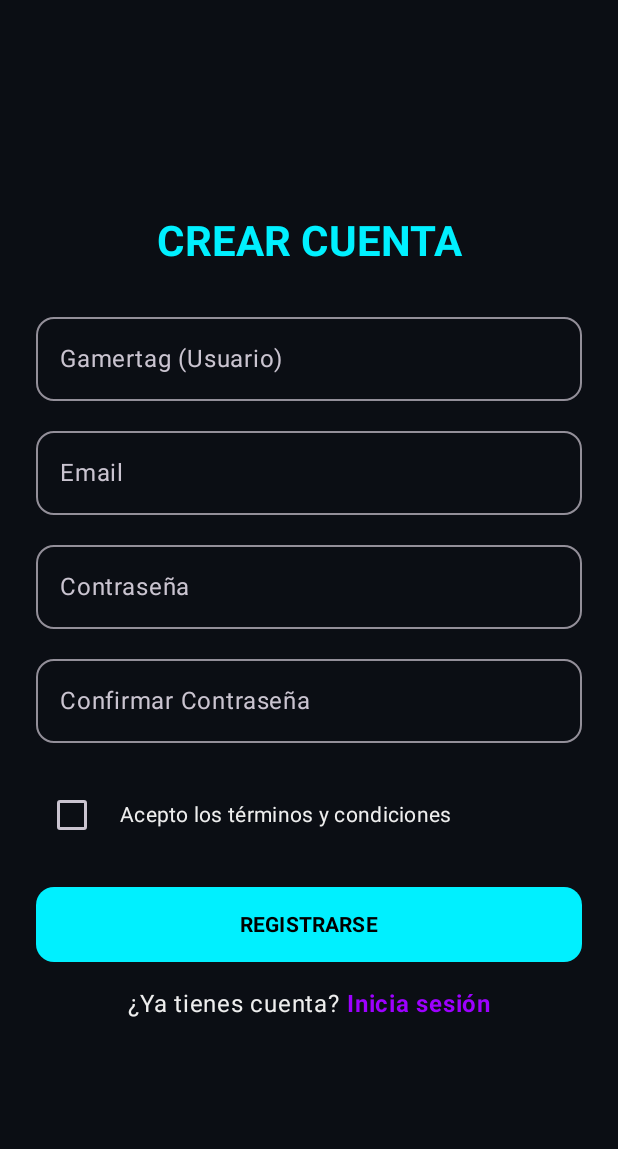
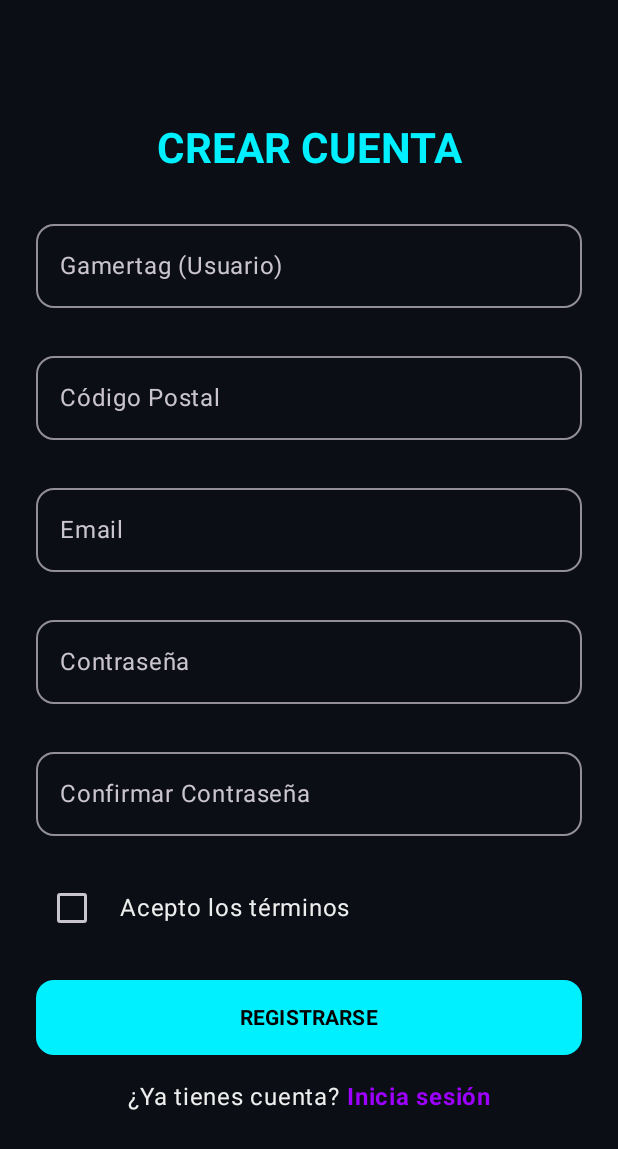
Before and after one commit to ERAM4/kolin, an Android app built with Jetpack Compose: the RegistroScreen screen opened through its navigation route, on a phone screen of 412 x 824 dp. Shown: the top 1149 px of the screen. Run offline under Robolectric (Android 15) with nearby library versions, the phone set to English and light mode, and no system bars; our stand-ins replace Room's generated code.

```diff
--- a/app/src/main/java/com/example/teacherstore/model/UsuarioUiState.kt
+++ b/app/src/main/java/com/example/teacherstore/model/UsuarioUiState.kt
@@ -14,9 +14,7 @@ data class UsuarioUiState(
     val correo: String = "",
     val contrasena: String = "",
     val repetirContrasena: String = "",
-
-    // Eliminados: direccion y pais (Tu backend no los tiene)
-
+    val codigopostal:String="",
     val aceptaTerminos: Boolean = false,
     val errores: UsuarioErrores = UsuarioErrores()
 )
@@ -26,7 +24,8 @@ data class UsuarioErrores(
     val username: String? = null,
     val correo: String? = null,
     val contrasena: String? = null,
-    val repetirContrasena: String? = null
+    val repetirContrasena: String? = null,
+    val codigopostal: String?=null
 
-    // Eliminados: direccion y pais
+
 )
--- a/app/src/main/java/com/example/teacherstore/model/database/AuthModels.kt
+++ b/app/src/main/java/com/example/teacherstore/model/database/AuthModels.kt
@@ -24,5 +24,7 @@ data class Usuario(
 
     // Coincide con 'private String rol'.
     // Le pongo valor por defecto "USUARIO" para que no crashee si no lo envías desde la UI.
-    val rol: String = "USER"
+    val rol: String = "USER",
+
+    val codigopostal:String,
 )
--- a/app/src/main/java/com/example/teacherstore/model/database/ProductDao.kt
+++ b/app/src/main/java/com/example/teacherstore/model/database/ProductDao.kt
@@ -24,4 +24,9 @@ interface ProductDao {
     @Query("DELETE FROM product WHERE id = :id")
     suspend fun deleteProduct(id:Int)
 
+
+    @Query("DELETE FROM product")
+    suspend fun deleteAllProducts()
+
+
 }
--- a/app/src/main/java/com/example/teacherstore/model/database/User.kt
+++ b/app/src/main/java/com/example/teacherstore/model/database/User.kt
@@ -16,5 +16,6 @@ data class User(
     val username: String,
     val correo: String,
     val password: String,
-    val rol: String = "USER"
+    val rol: String = "USER",
+    val codigopostal:String
 )
--- a/app/src/main/java/com/example/teacherstore/model/database/repository/ProductRepository.kt
+++ b/app/src/main/java/com/example/teacherstore/model/database/repository/ProductRepository.kt
@@ -13,6 +13,9 @@ class ProductRepository(private val productDao: ProductDao){
         productDao.insertProduct(product)
     }
 
+    suspend fun deleteAll() {
+        productDao.deleteAllProducts()
+    }
     suspend fun deleteProductPerId(id: Int){
         productDao.deleteProduct(id)
     }
--- a/app/src/main/java/com/example/teacherstore/navigation/AppRoute.kt
+++ b/app/src/main/java/com/example/teacherstore/navigation/AppRoute.kt
@@ -5,7 +5,6 @@ sealed class AppRoute(val route:String) {
 
     // CAMBIO AQUÍ: De 'Register' a 'Registro' para que coincida con LoginScreen y tu archivo .kt
     data object Registro: AppRoute("register")
-
     data object Profile: AppRoute("profile")
     data object Settings: AppRoute("settings")
     data object Help: AppRoute("help")
--- a/app/src/main/java/com/example/teacherstore/services/ApiService.kt
+++ b/app/src/main/java/com/example/teacherstore/services/ApiService.kt
@@ -3,7 +3,7 @@ package com.example.teacherstore.services
 import retrofit2.Response
 import retrofit2.http.Body
 import retrofit2.http.POST
-// IMPORTANTE: Asegúrate de importar la clase User correcta
+
 import com.example.teacherstore.model.database.User
 import com.example.teacherstore.model.database.LoginRequest
 import com.example.teacherstore.model.database.LoginResponse
@@ -13,7 +13,7 @@ interface ApiService {
     @POST("auth/login")
     suspend fun login(@Body request: LoginRequest): Response<LoginResponse>
 
-    // CAMBIO: Aquí dice 'user: User' en vez de 'usuario: Usuario'
+
     @POST("api/usuarios")
     suspend fun registrar(@Body user: User): Response<User>
 }
--- a/app/src/main/java/com/example/teacherstore/services/RetrofitClient.kt
+++ b/app/src/main/java/com/example/teacherstore/services/RetrofitClient.kt
@@ -5,7 +5,7 @@ import retrofit2.Retrofit
 import retrofit2.converter.gson.GsonConverterFactory
 
 object RetrofitClient {
-    private const val BASE_URL = "http://192.168.1.9:9090/"// Cambia esto según corresponda
+    private const val BASE_URL = "http://192.168.1.5:9090/"// Cambia esto según corresponda
 
     val api: ApiService by lazy {
         Retrofit.Builder()
--- a/app/src/main/java/com/example/teacherstore/ui/screens/ProfileScreen.kt
+++ b/app/src/main/java/com/example/teacherstore/ui/screens/ProfileScreen.kt
@@ -67,7 +67,6 @@ fun ProfileScreen(
     // --- LÓGICA DE LA CÁMARA (Sin cambios, solo funciona) ---
     var currentPhotoUri by remember { mutableStateOf<Uri?>(null) }
     var tempImageUri by remember { mutableStateOf<Uri?>(null) }
-
     fun createImageFile(): File? {
         return try {
             val timeStamp = SimpleDateFormat("yyyyMMdd_HHmmss", Locale.getDefault()).format(Date())
@@ -78,14 +77,12 @@ fun ProfileScreen(
             null
         }
     }
-
     val takePictureLauncher = rememberLauncherForActivityResult(
         contract = ActivityResultContracts.TakePicture(),
         onResult = { success ->
             if (success) currentPhotoUri = tempImageUri
         }
     )
-
     val requestPermissionLauncher = rememberLauncherForActivityResult(
         contract = ActivityResultContracts.RequestMultiplePermissions(),
         onResult = { permissions ->
--- a/app/src/main/java/com/example/teacherstore/ui/screens/RegistroScreen.kt
+++ b/app/src/main/java/com/example/teacherstore/ui/screens/RegistroScreen.kt
@@ -6,200 +6,185 @@ import androidx.compose.foundation.layout.*
 import androidx.compose.foundation.rememberScrollState
 import androidx.compose.foundation.shape.RoundedCornerShape
 import androidx.compose.foundation.verticalScroll
+import androidx.compose.foundation.text.KeyboardOptions
+import androidx.compose.material.icons.Icons
+import androidx.compose.material.icons.filled.Error
 import androidx.compose.material3.*
 import androidx.compose.runtime.*
 import androidx.compose.ui.Alignment
 import androidx.compose.ui.Modifier
 import androidx.compose.ui.platform.LocalContext
 import androidx.compose.ui.text.font.FontWeight
+import androidx.compose.ui.text.input.KeyboardType
 import androidx.compose.ui.text.input.PasswordVisualTransformation
 import androidx.compose.ui.unit.dp
 import androidx.lifecycle.viewmodel.compose.viewModel
 import androidx.navigation.NavController
-
-
 import com.example.teacherstore.model.database.AuthViewModel
 import com.example.teacherstore.navigation.AppRoute
 
+// 1. PANTALLA INTELIGENTE
 @Composable
 fun RegistroScreen(
     navController: NavController,
     authViewModel: AuthViewModel = viewModel()
 ) {
-    // ESTADOS DEL FORMULARIO
+    val isLoading by authViewModel.isLoading.collectAsState()
+    val mensajeError by authViewModel.mensajeError.collectAsState()
+    val registroExitoso by authViewModel.registroExitoso.collectAsState()
+    val context = LocalContext.current
+
+    LaunchedEffect(registroExitoso) {
+        if (registroExitoso) {
+            Toast.makeText(context, "¡Cuenta creada! Inicia sesión.", Toast.LENGTH_LONG).show()
+            navController.navigate(AppRoute.Login.route) { popUpTo(AppRoute.Login.route) { inclusive = true } }
+            authViewModel.limpiarEstados()
+        }
+    }
+
+    LaunchedEffect(mensajeError) {
+        if (mensajeError != null) Toast.makeText(context, mensajeError, Toast.LENGTH_SHORT).show()
+    }
+
+    RegistroContent(
+        isLoading = isLoading,
+        onNavigateLogin = { navController.navigate(AppRoute.Login.route) },
+        onRegistrar = { nombre, cp, correo, pass ->
+            authViewModel.registrar(nombre, cp, correo, pass)
+        }
+    )
+}
+
+// 2. UI PURA
+@Composable
+fun RegistroContent(
+    isLoading: Boolean,
+    onNavigateLogin: () -> Unit,
+    onRegistrar: (String, String, String, String) -> Unit
+) {
     var nombreUsuario by remember { mutableStateOf("") }
+    var codigoPostal by remember { mutableStateOf("") }
     var correo by remember { mutableStateOf("") }
     var password by remember { mutableStateOf("") }
     var repetirPassword by remember { mutableStateOf("") }
     var aceptaTerminos by remember { mutableStateOf(false) }
+
+    var nombreError by remember { mutableStateOf(false) }
+    var cpError by remember { mutableStateOf(false) }
+    var correoError by remember { mutableStateOf(false) }
+    var passwordError by remember { mutableStateOf(false) }
+    var repetirPasswordError by remember { mutableStateOf(false) }
+    var terminosError by remember { mutableStateOf(false) }
+
     val scrollState = rememberScrollState()
-
-    // ESTADOS DEL VIEWMODEL
-    val isLoading by authViewModel.isLoading.collectAsState()
-    val mensajeError by authViewModel.mensajeError.collectAsState()
     val context = LocalContext.current
 
-    // EFECTO: Si el registro es exitoso
-    LaunchedEffect(mensajeError) {
-        if (mensajeError?.contains("exitoso", ignoreCase = true) == true) {
-            Toast.makeText(context, "Cuenta creada con éxito. ¡A jugar!", Toast.LENGTH_SHORT).show()
-            navController.navigate(AppRoute.Login.route)
-        }
-    }
-
-    Scaffold(
-        containerColor = MaterialTheme.colorScheme.background
-    ) { paddingValues ->
+    Scaffold(containerColor = MaterialTheme.colorScheme.background) { paddingValues ->
         Column(
-            Modifier
-                .fillMaxSize()
-                .padding(paddingValues)
-                .padding(24.dp)
-                    .verticalScroll(scrollState),
-
-            verticalArrangement = Arrangement.Center,
-            horizontalAlignment = Alignment.CenterHorizontally,
+            Modifier.fillMaxSize().padding(paddingValues).padding(24.dp).verticalScroll(scrollState),
+            verticalArrangement = Arrangement.Center, horizontalAlignment = Alignment.CenterHorizontally,
         ) {
-
-            Text(
-                text = "CREAR CUENTA",
-                style = MaterialTheme.typography.headlineMedium,
-                fontWeight = FontWeight.Bold,
-                color = MaterialTheme.colorScheme.primary
-            )
-
+            Text("CREAR CUENTA", style = MaterialTheme.typography.headlineMedium, fontWeight = FontWeight.Bold, color = MaterialTheme.colorScheme.primary)
             Spacer(modifier = Modifier.height(24.dp))
 
-            // Mensaje de error
-            if (mensajeError != null && !mensajeError!!.contains("exitoso", ignoreCase = true)) {
+            // Campos
+            OutlinedTextField(
+                value = nombreUsuario, onValueChange = { nombreUsuario = it; nombreError = false },
+                label = { Text("Gamertag (Usuario)") }, singleLine = true, modifier = Modifier.fillMaxWidth(),
+                shape = RoundedCornerShape(12.dp), isError = nombreError,
+                supportingText = { if (nombreError) Text("Obligatorio", color = MaterialTheme.colorScheme.error) },
+                trailingIcon = { if (nombreError) Icon(Icons.Default.Error, null, tint = MaterialTheme.colorScheme.error) }
+            )
+            Spacer(modifier = Modifier.height(8.dp))
+
+            OutlinedTextField(
+                value = codigoPostal, onValueChange = { codigoPostal = it; cpError = false },
+                label = { Text("Código Postal") }, singleLine = true, keyboardOptions = KeyboardOptions(keyboardType = KeyboardType.Number),
+                modifier = Modifier.fillMaxWidth(), shape = RoundedCornerShape(12.dp), isError = cpError,
+                supportingText = { if (cpError) Text("Obligatorio", color = MaterialTheme.colorScheme.error) },
+                trailingIcon = { if (cpError) Icon(Icons.Default.Error, null, tint = MaterialTheme.colorScheme.error) }
+            )
+            Spacer(modifier = Modifier.height(8.dp))
+
+            OutlinedTextField(
+                value = correo, onValueChange = { correo = it; correoError = false },
+                label = { Text("Email") }, singleLine = true, modifier = Modifier.fillMaxWidth(),
+                shape = RoundedCornerShape(12.dp), isError = correoError,
+                supportingText = { if (correoError) Text("Correo inválido", color = MaterialTheme.colorScheme.error) },
+                trailingIcon = { if (correoError) Icon(Icons.Default.Error, null, tint = MaterialTheme.colorScheme.error) }
+            )
+            Spacer(modifier = Modifier.height(8.dp))
+
+            OutlinedTextField(
+                value = password, onValueChange = { password = it; passwordError = false },
+                label = { Text("Contraseña") }, visualTransformation = PasswordVisualTransformation(),
+                modifier = Modifier.fillMaxWidth(), shape = RoundedCornerShape(12.dp), isError = passwordError,
+                supportingText = { if (passwordError) Text("Obligatoria", color = MaterialTheme.colorScheme.error) },
+                trailingIcon = { if (passwordError) Icon(Icons.Default.Error, null, tint = MaterialTheme.colorScheme.error) }
+            )
+            Spacer(modifier = Modifier.height(8.dp))
+
+            OutlinedTextField(
+                value = repetirPassword, onValueChange = { repetirPassword = it; repetirPasswordError = false },
+                label = { Text("Confirmar Contraseña") }, visualTransformation = PasswordVisualTransformation(),
+                modifier = Modifier.fillMaxWidth(), shape = RoundedCornerShape(12.dp), isError = repetirPasswordError,
+                supportingText = { if (repetirPasswordError) Text("No coinciden", color = MaterialTheme.colorScheme.error) }
+            )
+            Spacer(modifier = Modifier.height(8.dp))
+
+            // Checkbox CON MEJORA DE CLICK
+            Row(verticalAlignment = Alignment.CenterVertically, modifier = Modifier.fillMaxWidth()) {
+                Checkbox(
+                    checked = aceptaTerminos,
+                    onCheckedChange = { aceptaTerminos = it; terminosError = false },
+                    colors = CheckboxDefaults.colors(checkedColor = if (terminosError) MaterialTheme.colorScheme.error else MaterialTheme.colorScheme.primary)
+                )
+                Spacer(Modifier.width(8.dp))
+
+                // --- AQUÍ ESTÁ EL ARREGLO ---
+                // Hacemos que el texto sea clickeable
                 Text(
-                    text = mensajeError!!,
-                    color = MaterialTheme.colorScheme.error,
-                    modifier = Modifier.padding(bottom = 8.dp)
+                    text = "Acepto los términos",
+                    color = if (terminosError) MaterialTheme.colorScheme.error else MaterialTheme.colorScheme.onBackground,
+                    modifier = Modifier.clickable {
+                        aceptaTerminos = !aceptaTerminos
+                        terminosError = false
+                    }
                 )
             }
-
-            // 1. USERNAME
-            OutlinedTextField(
-                value = nombreUsuario,
-                onValueChange = { nombreUsuario = it },
-                label = { Text("Gamertag (Usuario)") },
-                singleLine = true,
-                modifier = Modifier.fillMaxWidth(),
-                shape = RoundedCornerShape(12.dp)
-            )
-
-            Spacer(modifier = Modifier.height(12.dp))
-
-            // 2. CORREO
-            OutlinedTextField(
-                value = correo,
-                onValueChange = { correo = it },
-                label = { Text("Email") },
-                singleLine = true,
-                modifier = Modifier.fillMaxWidth(),
-                shape = RoundedCornerShape(12.dp)
-            )
-
-            Spacer(modifier = Modifier.height(12.dp))
-
-            // 3. PASSWORD
-            OutlinedTextField(
-                value = password,
-                onValueChange = { password = it },
-                label = { Text("Contraseña") },
-                visualTransformation = PasswordVisualTransformation(),
-                modifier = Modifier.fillMaxWidth(),
-                shape = RoundedCornerShape(12.dp)
-            )
-
-            Spacer(modifier = Modifier.height(12.dp))
-
-            // 4. REPETIR PASSWORD
-            OutlinedTextField(
-                value = repetirPassword,
-                onValueChange = { repetirPassword = it },
-                label = { Text("Confirmar Contraseña") },
-                visualTransformation = PasswordVisualTransformation(),
-                isError = (repetirPassword.isNotEmpty() && password != repetirPassword),
-                supportingText = {
-                    if (repetirPassword.isNotEmpty() && password != repetirPassword) {
-                        Text("Las contraseñas no coinciden")
-                    }
-                },
-                modifier = Modifier.fillMaxWidth(),
-                shape = RoundedCornerShape(12.dp)
-            )
-
-            Spacer(modifier = Modifier.height(8.dp))
-
-            // CHECKBOX
-            Row(
-                verticalAlignment = Alignment.CenterVertically,
-                modifier = Modifier.fillMaxWidth()
-            ) {
-                Checkbox(
-                    checked = aceptaTerminos,
-                    onCheckedChange = { aceptaTerminos = it },
-                    colors = CheckboxDefaults.colors(
-                        checkedColor = MaterialTheme.colorScheme.primary,
-                        checkmarkColor = MaterialTheme.colorScheme.onPrimary
-                    )
-                )
-                Spacer(Modifier.width(8.dp))
-                Text(
-                    text = "Acepto los términos y condiciones",
-                    color = MaterialTheme.colorScheme.onBackground,
-                    style = MaterialTheme.typography.bodyMedium
-                )
-            }
-
             Spacer(modifier = Modifier.height(24.dp))
 
-            // BOTÓN REGISTRO
+            // Botón
             if (isLoading) {
                 CircularProgressIndicator(color = MaterialTheme.colorScheme.primary)
             } else {
                 Button(
                     onClick = {
-                        if (nombreUsuario.isBlank() || correo.isBlank() || password.isBlank()) {
-                            Toast.makeText(context, "Faltan datos", Toast.LENGTH_SHORT).show()
-                        } else if (password != repetirPassword) {
-                            Toast.makeText(context, "Las contraseñas no coinciden", Toast.LENGTH_SHORT).show()
-                        } else if (!aceptaTerminos) {
-                            Toast.makeText(context, "Debes aceptar los términos", Toast.LENGTH_SHORT).show()
+                        nombreError = nombreUsuario.isBlank()
+                        cpError = codigoPostal.isBlank()
+                        correoError = correo.isBlank() || !correo.contains("@")
+                        passwordError = password.isBlank()
+                        repetirPasswordError = repetirPassword.isBlank() || password != repetirPassword
+                        terminosError = !aceptaTerminos
+
+                        if (!nombreError && !cpError && !correoError && !passwordError && !repetirPasswordError && !terminosError) {
+                            onRegistrar(nombreUsuario, codigoPostal, correo, password)
                         } else {
-                            authViewModel.registrar(nombreUsuario, correo, password)
+                            Toast.makeText(context, "Corrige los errores", Toast.LENGTH_SHORT).show()
                         }
                     },
-                    modifier = Modifier
-                        .fillMaxWidth()
-                        .height(50.dp),
-                    shape = RoundedCornerShape(12.dp)
+                    modifier = Modifier.fillMaxWidth().height(50.dp),
+                    shape = RoundedCornerShape(12.dp),
+                    colors = ButtonDefaults.buttonColors(containerColor = MaterialTheme.colorScheme.primary)
                 ) {
                     Text("REGISTRARSE", fontWeight = FontWeight.Bold)
                 }
             }
-
             Spacer(modifier = Modifier.height(16.dp))
 
-            // LINK AL LOGIN
-            Row(
-                modifier = Modifier.fillMaxWidth(),
-                horizontalArrangement = Arrangement.Center
-            ) {
-                Text(
-                    text = "¿Ya tienes cuenta? ",
-                    color = MaterialTheme.colorScheme.onBackground
-                )
-                Text(
-                    text = "Inicia sesión",
-                    color = MaterialTheme.colorScheme.secondary,
-                    fontWeight = FontWeight.Bold,
-                    modifier = Modifier.clickable {
-                        navController.navigate(AppRoute.Login.route)
-                    }
-                )
+            Row(modifier = Modifier.fillMaxWidth(), horizontalArrangement = Arrangement.Center) {
+                Text("¿Ya tienes cuenta? ", color = MaterialTheme.colorScheme.onBackground)
+                Text("Inicia sesión", color = MaterialTheme.colorScheme.secondary, fontWeight = FontWeight.Bold, modifier = Modifier.clickable { onNavigateLogin() })
             }
         }
     }
```
Also changed, not shown: app/src/main/java/com/example/teacherstore/model/database/AuthViewModel.kt (+46 -18 lines), app/src/main/java/com/example/teacherstore/ui/screens/CartScreen.kt (+22 -54 lines), app/src/main/java/com/example/teacherstore/ui/screens/CatalogoScreen.kt (+4 -4 lines), app/src/main/java/com/example/teacherstore/ui/screens/LoginScreen.kt (+15 -21 lines), app/src/main/java/com/example/teacherstore/viewmodel/ProductViewModel.kt (+6 -1 lines), app/src/main/java/com/example/teacherstore/viewmodel/UsuarioViewModel.kt (+6 -3 lines), 4 other files.
